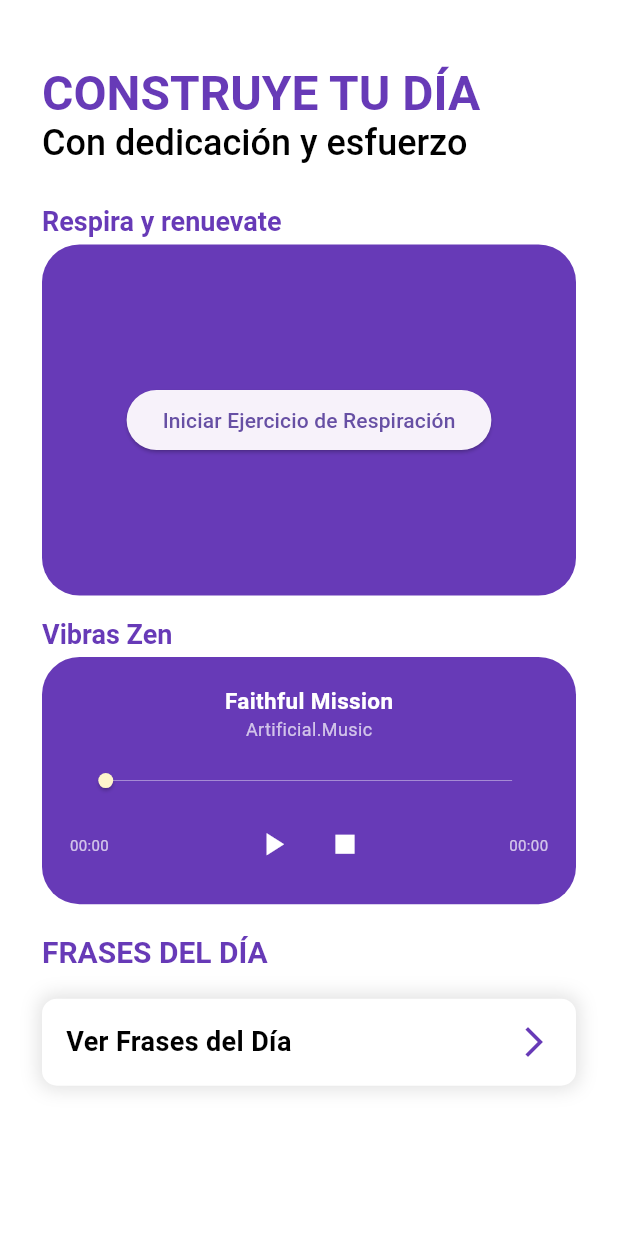
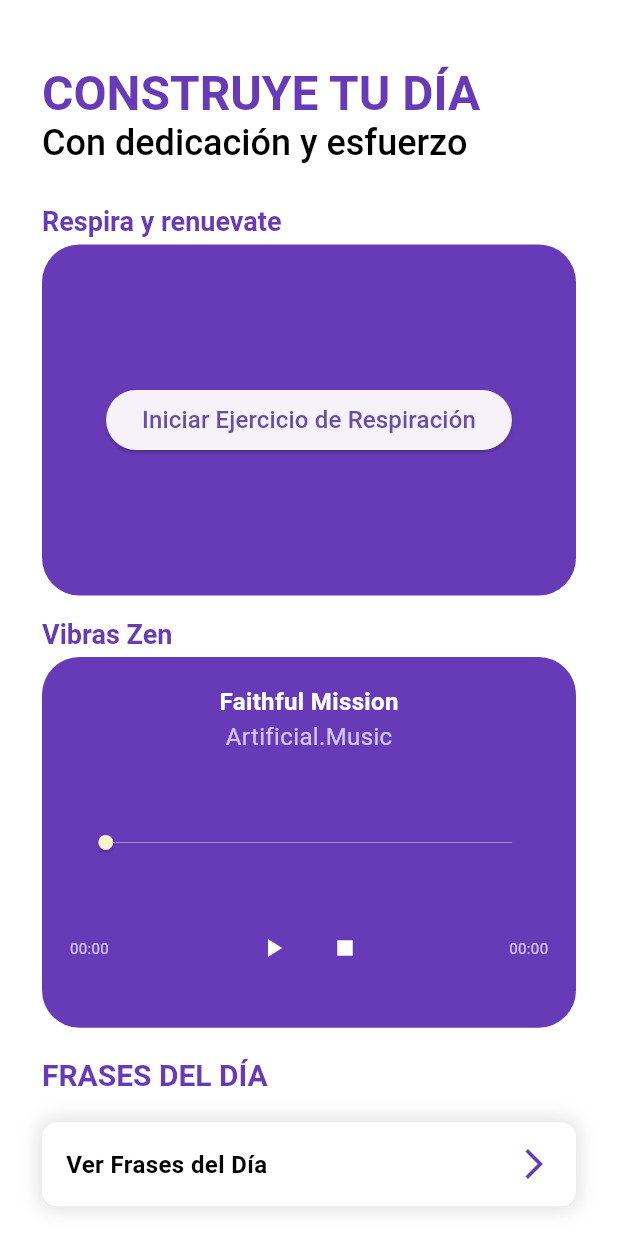
Before and after one commit to Santiago2132/maizfront, a Flutter app: the YourDayScreen screen opened by its route, on a phone screen of 412 x 824 dp. Run offline on Flutter 3.47's test engine with Material 3 defaults, Android fonts, the phone set to English and light mode, and no system bars; drawn by our look-alikes of auto_size_text; our stand-ins replace audioplayers, cloud_firestore, firebase_auth, firebase_core, firebase_messaging, fl_chart and 8 more; missing offline and left inert: dart:ffi, firebase_app_check; accounts and stored records are empty; Roboto replaces fonts that are missing (Montserrat).

Commit message:
adaptacion- letra - dark mode

```diff
--- a/maiz_app/lib/screens/chat/widgets_chat/message_list.dart
+++ b/maiz_app/lib/screens/chat/widgets_chat/message_list.dart
@@ -24,7 +24,7 @@ class MessageList extends StatelessWidget {
   }
 
   Widget _buildMessageBubble(BuildContext context, String message, bool isUserMessage) {
-    double fontSize = Provider.of<FontSizeProvider>(context).fontSize; // Obtiene el tamaño de la fuente
+    double fontSize = Provider.of<FontSizeProvider>(context).fontSize;
     final bool isDarkMode = Theme.of(context).brightness == Brightness.dark;
 
     return Padding(
--- a/maiz_app/lib/screens/login/login_screen.dart
+++ b/maiz_app/lib/screens/login/login_screen.dart
@@ -127,6 +127,8 @@ class _LoginScreenState extends State<LoginScreen> {
 
   @override
   Widget build(BuildContext context) {
+  final bool isDarkMode = Theme.of(context).brightness == Brightness.dark;
+
     return Scaffold(
       resizeToAvoidBottomInset: true,
       body: Stack(
--- a/maiz_app/lib/screens/your_day/widgets/breathing_exercise.dart
+++ b/maiz_app/lib/screens/your_day/widgets/breathing_exercise.dart
@@ -1,5 +1,7 @@
 import 'package:flutter/material.dart';
+import 'package:mAIz/core/fontsize_provider.dart';
 import 'package:mAIz/widgets/custom_card.dart';
+import 'package:provider/provider.dart';
 
 class BreathingExercise extends StatefulWidget {
   const BreathingExercise({super.key});
@@ -75,10 +77,16 @@ class _BreathingExerciseState extends State<BreathingExercise>
   }
 
   Widget _buildStartButton() {
+    double fontSizeProvider = Provider.of<FontSizeProvider>(context).fontSize;
+
     return Center(
       child: ElevatedButton(
         onPressed: _startAnimation,
-        child: const Text('Iniciar Ejercicio de Respiración'),
+        child:  Text(
+          'Iniciar Ejercicio de Respiración',
+          textAlign: TextAlign.center,
+          style: TextStyle(fontSize: fontSizeProvider ),
+        ),
       ),
     );
   }
--- a/maiz_app/lib/screens/your_day/widgets/music_player.dart
+++ b/maiz_app/lib/screens/your_day/widgets/music_player.dart
@@ -1,7 +1,11 @@
+import 'dart:ffi';
+
 import 'package:flutter/material.dart';
 import 'package:audioplayers/audioplayers.dart';
+import 'package:mAIz/core/fontsize_provider.dart';
 import 'package:mAIz/widgets/custom_card.dart';
 import 'package:auto_size_text/auto_size_text.dart';
+import 'package:provider/provider.dart';
 
 class MusicPlayer extends StatefulWidget {
   const MusicPlayer({super.key});
@@ -57,12 +61,15 @@ class _MusicPlayerState extends State<MusicPlayer> {
   @override
   Widget build(BuildContext context) {
     final screenHeight = MediaQuery.of(context).size.height;
+    double fontSizeProvider = Provider.of<FontSizeProvider>(context).fontSize;
+    final bool _changeFont = (fontSizeProvider > 15) as bool;
 
     return SizedBox(
-      height: screenHeight * 0.20,
+      height: _changeFont ? (screenHeight * 0.30): screenHeight * 0.30,
       child: CustomCard(
         backgroundColor: const Color(0xFF673AB7),
         textColor: Colors.white,
+
         child: Padding(
           padding: const EdgeInsets.all(2.5),
           child: Column(
@@ -75,7 +82,8 @@ class _MusicPlayerState extends State<MusicPlayer> {
                       'Faithful Mission',
                       style: TextStyle(
                         color: Colors.white,
-                        fontSize: 15, // Reducido el tamaño de fuente
+                        fontSize:
+                            fontSizeProvider, // Reducido el tamaño de fuente
                         fontWeight: FontWeight.bold,
                       ),
                       maxLines: 1,
@@ -85,10 +93,16 @@ class _MusicPlayerState extends State<MusicPlayer> {
                       'Artificial.Music',
                       style: TextStyle(
                         color: Colors.white70,
-                        fontSize: 10, // Reducido el tamaño de fuente
+                        fontSize:
+                            fontSizeProvider, // Reducido el tamaño de fuente
                       ),
                       maxLines: 1,
                       overflow: TextOverflow.ellipsis,
+                      minFontSize:
+                          12, // Ajusta el tamaño mínimo para evitar el desbordamiento
+                      maxFontSize: 20,
+                      stepGranularity:
+                          1, // Opcional: controla la precisión de reducción
                     ),
                   ],
                 ),
@@ -112,7 +126,7 @@ class _MusicPlayerState extends State<MusicPlayer> {
                   ),
                 ),
               ),
-              Flexible(
+              Expanded(
                 child: Row(
                   mainAxisAlignment: MainAxisAlignment.spaceBetween,
                   children: [
@@ -128,16 +142,16 @@ class _MusicPlayerState extends State<MusicPlayer> {
                         IconButton(
                           icon: Icon(
                             _isPlaying ? Icons.pause : Icons.play_arrow,
-                            size: 25,
+                            size: _changeFont ? 20: 25,
                             color: Colors.white,
                           ),
                           padding: EdgeInsets.zero,
                           onPressed: () => _isPlaying ? _pause() : _play(),
                         ),
                         IconButton(
-                          icon: const Icon(
+                          icon:  Icon(
                             Icons.stop,
-                            size: 25,
+                            size: _changeFont ? 20: 25,
                             color: Colors.white,
                           ),
                           padding: EdgeInsets.zero,
--- a/maiz_app/lib/screens/your_day/widgets/phrases_card.dart
+++ b/maiz_app/lib/screens/your_day/widgets/phrases_card.dart
@@ -1,5 +1,7 @@
 import 'package:flutter/material.dart';
+import 'package:mAIz/core/fontsize_provider.dart';
 import 'package:mAIz/screens/your_day/widgets/phrases_screen.dart';
+import 'package:provider/provider.dart';
 
 class PhrasesCard extends StatelessWidget {
   const PhrasesCard({super.key});
@@ -7,6 +9,7 @@ class PhrasesCard extends StatelessWidget {
   @override
   Widget build(BuildContext context) {
     final bool isDarkMode = Theme.of(context).brightness == Brightness.dark;
+    double fontSizeProvider = Provider.of<FontSizeProvider>(context).fontSize;
 
     return GestureDetector(
       onTap: () {
@@ -41,7 +44,7 @@ class PhrasesCard extends StatelessWidget {
             Text(
               "Ver Frases del Día",
               style: TextStyle(
-                fontSize: 18,
+                fontSize: fontSizeProvider,
                 fontWeight: FontWeight.bold,
                 color:
                     isDarkMode ? Colors.white : Colors.black, // Texto adaptable
--- a/maiz_app/lib/screens/your_day/your_day_screen.dart
+++ b/maiz_app/lib/screens/your_day/your_day_screen.dart
@@ -1,4 +1,5 @@
 import 'package:flutter/material.dart';
+import 'package:mAIz/core/fontsize_provider.dart';
 import 'package:mAIz/screens/your_day/messages/phrases_text.dart';
 import 'package:mAIz/screens/your_day/messages/text_breathing.dart';
 import 'package:mAIz/screens/your_day/messages/text_music.dart';
@@ -6,6 +7,7 @@ import 'package:mAIz/screens/your_day/messages/your_day_message.dart';
 import 'package:mAIz/screens/your_day/widgets/breathing_exercise.dart';
 import 'package:mAIz/screens/your_day/widgets/music_player.dart';
 import 'package:mAIz/screens/your_day/widgets/phrases_card.dart';
+import 'package:provider/provider.dart';
 
 
 class YourDayScreen extends StatelessWidget {
--- a/maiz_app/lib/widgets/custom_card.dart
+++ b/maiz_app/lib/widgets/custom_card.dart
@@ -1,4 +1,6 @@
 import 'package:flutter/material.dart';
+import 'package:mAIz/core/fontsize_provider.dart';
+import 'package:provider/provider.dart';
 
 class CustomCard extends StatelessWidget {
   final String? title;
@@ -25,6 +27,8 @@ class CustomCard extends StatelessWidget {
 
   @override
   Widget build(BuildContext context) {
+    final fontSizeProvider = Provider.of<FontSizeProvider>(context).fontSize;
+    final bool _changeFont = fontSizeProvider > 16;
     // Determinar el color de fondo efectivo
     Color effectiveBackgroundColor = backgroundColor;
     final bool isDarkMode = Theme.of(context).brightness == Brightness.dark;
@@ -38,7 +42,7 @@ class CustomCard extends StatelessWidget {
 
     return Container(
       width: width,
-      height: height,
+      height: _changeFont ? height+30: height,
       decoration: BoxDecoration(
         color: effectiveBackgroundColor,
         borderRadius: BorderRadius.circular(25),
@@ -49,6 +53,8 @@ class CustomCard extends StatelessWidget {
   }
 
   Widget _buildTitle(BuildContext context) {
+    final fontSizeProvider = Provider.of<FontSizeProvider>(context).fontSize;
+
     // Determinar el color del texto efectivo
     Color effectiveTextColor = textColor;
     final bool isDarkMode = Theme.of(context).brightness == Brightness.dark;
@@ -62,7 +68,7 @@ class CustomCard extends StatelessWidget {
       title!,
       style: TextStyle(
           color: effectiveTextColor,
-          fontSize: fontSize,
+          fontSize: fontSizeProvider,
           fontWeight: FontWeight.bold),
       textAlign: TextAlign.center,
     );
--- a/maiz_app/lib/widgets/toast.dart
+++ b/maiz_app/lib/widgets/toast.dart
@@ -1,5 +1,7 @@
 import 'package:flutter/material.dart';
 import 'package:fluttertoast/fluttertoast.dart';
+import 'package:mAIz/core/fontsize_provider.dart';
+import 'package:provider/provider.dart';
 
 void showToast({required String message}){
   Fluttertoast.showToast(
@@ -9,6 +11,6 @@ void showToast({required String message}){
       timeInSecForIosWeb: 1,
       backgroundColor: const Color.fromARGB(255, 238, 242, 176),
       textColor: Colors.white,
-      fontSize: 16.0
+      fontSize: 20,
   );
 }
```
Also changed, not shown: maiz_app/lib/data/services/auth_service.dart (+4 -3 lines), maiz_app/lib/screens/home/widgets/feeling_card.dart (+6 -2 lines), maiz_app/lib/screens/home/widgets/graphic_card.dart (+6 -2 lines), maiz_app/lib/screens/home/widgets/progress_card.dart (+8 -4 lines), maiz_app/lib/screens/login/login_form.dart (+12 -1 lines), maiz_app/lib/screens/login/newAccount.dart (+8 -1 lines), maiz_app/lib/screens/your_day/widgets/your_day_cards.dart (+10 -2 lines), 4 other files.
